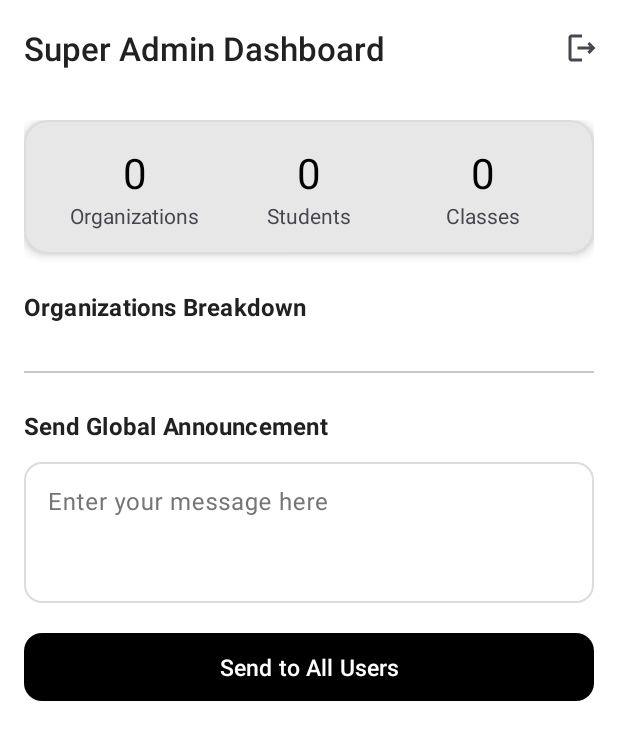
After one commit to sideProjects13/Madarsa_Attendance, an Android app built with Jetpack Compose: the SuperAdminDashboardActivity screen opened directly, with no data from a screen before it, on a phone screen of 412 x 824 dp. The commit adds this screen. Shown: the top 740 px of the screen. Run offline under Robolectric (Android 15) with nearby library versions, the phone set to English and light mode, and no system bars; our stand-ins replace Firebase (no records; nobody signed in at launch, a user with empty details on screens opened directly).

```diff
--- a/app/src/main/AndroidManifest.xml
+++ b/app/src/main/AndroidManifest.xml
@@ -28,6 +28,9 @@
         android:supportsRtl="true"
         android:theme="@style/Theme.Madarsa_Attendance.PureMonochrome"
         tools:targetApi="35">
+        <activity
+            android:name=".SuperAdminDashboardActivity"
+            android:exported="false" />
         <activity
             android:name=".TeacherAttendanceReportActivity"
             android:exported="false" />
--- a/app/src/main/java/com/example/madarsa_attendance/ManageTeachersFragment.kt
+++ b/app/src/main/java/com/example/madarsa_attendance/ManageTeachersFragment.kt
@@ -105,6 +105,8 @@ class ManageTeachersFragment : Fragment() {
                     putExtra("TEACHER_ID", selectedTeacher.id)
                     putExtra("TEACHER_NAME", selectedTeacher.name)
                     putExtra("TEACHER_IMAGE_URL", selectedTeacher.profileImageUrl)
+
+                    putExtra(TeacherOptionsActivity.EXTRA_USER_ROLE, TeacherOptionsActivity.ROLE_ADMIN)
                 }
                 startActivity(intent)
             },
--- /dev/null
+++ b/app/src/main/java/com/example/madarsa_attendance/OrganizationStatAdapter.kt
@@ -0,0 +1,40 @@
+package com.example.madarsa_attendance
+
+import android.view.LayoutInflater
+import android.view.View
+import android.view.ViewGroup
+import android.widget.TextView
+import androidx.recyclerview.widget.RecyclerView
+
+class OrganizationStatAdapter(
+    private var stats: List<OrganizationStat>
+) : RecyclerView.Adapter<OrganizationStatAdapter.ViewHolder>() {
+
+    override fun onCreateViewHolder(parent: ViewGroup, viewType: Int): ViewHolder {
+        val view = LayoutInflater.from(parent.context).inflate(R.layout.item_organization_stat, parent, false)
+        return ViewHolder(view)
+    }
+
+    override fun onBindViewHolder(holder: ViewHolder, position: Int) {
+        holder.bind(stats[position])
+    }
+
+    override fun getItemCount() = stats.size
+
+    fun updateData(newStats: List<OrganizationStat>) {
+        this.stats = newStats
+        notifyDataSetChanged()
+    }
+
+    class ViewHolder(itemView: View) : RecyclerView.ViewHolder(itemView) {
+        private val orgName: TextView = itemView.findViewById(R.id.tv_org_name)
+        private val studentCount: TextView = itemView.findViewById(R.id.tv_student_count)
+        private val teacherCount: TextView = itemView.findViewById(R.id.tv_teacher_count)
+
+        fun bind(stat: OrganizationStat) {
+            orgName.text = stat.orgName
+            studentCount.text = "${stat.studentCount} Students"
+            teacherCount.text = "${stat.teacherCount} Classes"
+        }
+    }
+}
--- /dev/null
+++ b/app/src/main/java/com/example/madarsa_attendance/SuperAdminDashboardActivity.kt
@@ -0,0 +1,111 @@
+package com.example.madarsa_attendance
+
+import android.content.Intent
+import android.os.Bundle
+import android.view.Menu
+import android.view.MenuItem
+import android.view.View
+import android.widget.Button
+import android.widget.ProgressBar
+import android.widget.TextView
+import android.widget.Toast
+import androidx.activity.viewModels
+import androidx.appcompat.app.AppCompatActivity
+import androidx.core.view.ViewCompat
+import androidx.core.view.WindowCompat
+import androidx.core.view.WindowInsetsCompat
+import androidx.core.view.updatePadding
+import androidx.recyclerview.widget.LinearLayoutManager
+import androidx.recyclerview.widget.RecyclerView
+import com.google.android.material.appbar.AppBarLayout
+import com.google.android.material.textfield.TextInputEditText
+
+class SuperAdminDashboardActivity : AppCompatActivity() {
+
+    private val viewModel: SuperAdminViewModel by viewModels()
+    private lateinit var adapter: OrganizationStatAdapter
+
+    private lateinit var tvTotalOrgs: TextView
+    private lateinit var tvTotalStudents: TextView
+    private lateinit var tvTotalTeachers: TextView
+    private lateinit var rvOrgStats: RecyclerView
+    private lateinit var etAnnouncement: TextInputEditText
+    private lateinit var btnSend: Button
+    private lateinit var progressBar: ProgressBar
+
+    override fun onCreate(savedInstanceState: Bundle?) {
+        super.onCreate(savedInstanceState)
+        WindowCompat.setDecorFitsSystemWindows(window, false)
+        setContentView(R.layout.activity_super_admin_dashboard)
+
+        initializeViews()
+        setupToolbar()
+        setupRecyclerView()
+        setupObservers()
+
+        btnSend.setOnClickListener {
+            val message = etAnnouncement.text.toString().trim()
+            viewModel.sendAnnouncement(message)
+        }
+    }
+
+    private fun initializeViews() {
+        tvTotalOrgs = findViewById(R.id.tv_total_orgs)
+        tvTotalStudents = findViewById(R.id.tv_total_students)
+        tvTotalTeachers = findViewById(R.id.tv_total_teachers)
+        rvOrgStats = findViewById(R.id.rv_org_stats)
+        etAnnouncement = findViewById(R.id.et_announcement)
+        btnSend = findViewById(R.id.btn_send_announcement)
+        progressBar = findViewById(R.id.progress_bar)
+    }
+
+    private fun setupToolbar() {
+        val toolbar: androidx.appcompat.widget.Toolbar = findViewById(R.id.toolbar)
+        setSupportActionBar(toolbar)
+        val appBarLayout: AppBarLayout = findViewById(R.id.app_bar_layout)
+        ViewCompat.setOnApplyWindowInsetsListener(appBarLayout) { v, insets ->
+            v.updatePadding(top = insets.getInsets(WindowInsetsCompat.Type.systemBars()).top)
+            insets
+        }
+    }
+
+    private fun setupRecyclerView() {
+        adapter = OrganizationStatAdapter(emptyList())
+        rvOrgStats.layoutManager = LinearLayoutManager(this)
+        rvOrgStats.adapter = adapter
+    }
+
+    private fun setupObservers() {
+        viewModel.isLoading.observe(this) {
+            progressBar.visibility = if (it) View.VISIBLE else View.GONE
+        }
+        viewModel.totalOrgs.observe(this) { tvTotalOrgs.text = it.toString() }
+        viewModel.totalStudents.observe(this) { tvTotalStudents.text = it.toString() }
+        viewModel.totalTeachers.observe(this) { tvTotalTeachers.text = it.toString() }
+        viewModel.orgStatsList.observe(this) { adapter.updateData(it) }
+
+        viewModel.operationStatus.observe(this) { event ->
+            event.getContentIfNotHandled()?.let { (isSuccess, message) ->
+                Toast.makeText(this, message, Toast.LENGTH_SHORT).show()
+                if (isSuccess) {
+                    etAnnouncement.text?.clear()
+                }
+            }
+        }
+    }
+
+    override fun onCreateOptionsMenu(menu: Menu?): Boolean {
+        menuInflater.inflate(R.menu.teacher_dashboard_menu, menu)
+        return true
+    }
+
+    override fun onOptionsItemSelected(item: MenuItem): Boolean {
+        if (item.itemId == R.id.action_logout) {
+            FirebaseAuthManager.logout(this)
+            startActivity(Intent(this, LoginActivity::class.java))
+            finish()
+            return true
+        }
+        return super.onOptionsItemSelected(item)
+    }
+}
--- /dev/null
+++ b/app/src/main/java/com/example/madarsa_attendance/SuperAdminViewModel.kt
@@ -0,0 +1,108 @@
+package com.example.madarsa_attendance
+
+import android.app.Application
+import android.util.Log
+import androidx.lifecycle.AndroidViewModel
+import androidx.lifecycle.LiveData
+import androidx.lifecycle.MutableLiveData
+import androidx.lifecycle.viewModelScope
+import com.google.firebase.firestore.AggregateSource // <-- ADD THIS IMPORT
+import com.google.firebase.firestore.FieldValue
+import com.google.firebase.firestore.FirebaseFirestore
+import kotlinx.coroutines.async
+import kotlinx.coroutines.awaitAll
+import kotlinx.coroutines.launch
+import kotlinx.coroutines.tasks.await
+
+class SuperAdminViewModel(application: Application) : AndroidViewModel(application) {
+
+    private val db = FirebaseFirestore.getInstance()
+    private val TAG = "SuperAdminVM"
+
+    // LiveData for UI state
+    private val _isLoading = MutableLiveData<Boolean>()
+    val isLoading: LiveData<Boolean> = _isLoading
+
+    // LiveData for dashboard stats
+    private val _totalOrgs = MutableLiveData<Int>()
+    val totalOrgs: LiveData<Int> = _totalOrgs
+
+    private val _totalStudents = MutableLiveData<Int>()
+    val totalStudents: LiveData<Int> = _totalStudents
+
+    private val _totalTeachers = MutableLiveData<Int>()
+    val totalTeachers: LiveData<Int> = _totalTeachers
+
+    // LiveData for the list of organizations
+    private val _orgStatsList = MutableLiveData<List<OrganizationStat>>()
+    val orgStatsList: LiveData<List<OrganizationStat>> = _orgStatsList
+
+    // LiveData for operation status (e.g., sending an announcement)
+    private val _operationStatus = MutableLiveData<Event<Pair<Boolean, String>>>()
+    val operationStatus: LiveData<Event<Pair<Boolean, String>>> = _operationStatus
+
+    init {
+        fetchAllStats()
+    }
+
+    fun fetchAllStats() {
+        _isLoading.value = true
+        viewModelScope.launch {
+            try {
+                val orgsSnapshot = db.collection("organizations").get().await()
+                val organizations = orgsSnapshot.documents
+
+                _totalOrgs.postValue(organizations.size)
+
+                val statsDeferred = organizations.map { orgDoc ->
+                    async {
+                        val orgName = orgDoc.getString("organizationName") ?: "Unnamed Org"
+
+                        // --- THIS IS THE FIX ---
+                        // You must provide AggregateSource.SERVER to the .get() method for a .count() query.
+                        val studentCountQuery = orgDoc.reference.collection("students").count().get(AggregateSource.SERVER).await()
+                        val teacherCountQuery = orgDoc.reference.collection("teachers").count().get(AggregateSource.SERVER).await()
+                        // --- END OF FIX ---
+
+                        OrganizationStat(
+                            orgName = orgName,
+                            studentCount = studentCountQuery.count.toInt(),
+                            teacherCount = teacherCountQuery.count.toInt()
+                        )
+                    }
+                }
+
+                val orgStats = statsDeferred.awaitAll()
+
+                _totalStudents.postValue(orgStats.sumOf { it.studentCount })
+                _totalTeachers.postValue(orgStats.sumOf { it.teacherCount })
+                _orgStatsList.postValue(orgStats.sortedBy { it.orgName })
+
+            } catch (e: Exception) {
+                Log.e(TAG, "Error fetching all stats", e)
+            } finally {
+                _isLoading.value = false
+            }
+        }
+    }
+
+    fun sendAnnouncement(message: String) {
+        if (message.isBlank()) {
+            _operationStatus.value = Event(Pair(false, "Message cannot be empty."))
+            return
+        }
+
+        val announcement = hashMapOf(
+            "message" to message,
+            "timestamp" to FieldValue.serverTimestamp()
+        )
+
+        db.collection("announcements").add(announcement)
+            .addOnSuccessListener {
+                _operationStatus.value = Event(Pair(true, "Announcement sent successfully!"))
+            }
+            .addOnFailureListener { e ->
+                _operationStatus.value = Event(Pair(false, "Failed to send: ${e.message}"))
+            }
+    }
+}
--- /dev/null
+++ b/app/src/main/res/layout/activity_super_admin_dashboard.xml
@@ -0,0 +1,167 @@
+<?xml version="1.0" encoding="utf-8"?>
+<androidx.coordinatorlayout.widget.CoordinatorLayout xmlns:android="http://schemas.android.com/apk/res/android"
+    xmlns:app="http://schemas.android.com/apk/res-auto"
+    xmlns:tools="http://schemas.android.com/tools"
+    android:layout_width="match_parent"
+    android:layout_height="match_parent"
+    android:fitsSystemWindows="true"
+    tools:context=".SuperAdminDashboardActivity">
+
+    <!-- === THIS IS THE FIX: ADD THE ID HERE === -->
+    <com.google.android.material.appbar.AppBarLayout
+        android:id="@+id/app_bar_layout"
+        android:layout_width="match_parent"
+        android:layout_height="wrap_content"
+        android:fitsSystemWindows="true">
+
+        <com.google.android.material.appbar.MaterialToolbar
+            android:id="@+id/toolbar"
+            android:layout_width="match_parent"
+            android:layout_height="?attr/actionBarSize"
+            app:title="Super Admin Dashboard" />
+
+    </com.google.android.material.appbar.AppBarLayout>
+    <!-- === END OF FIX === -->
+
+    <androidx.core.widget.NestedScrollView
+        android:layout_width="match_parent"
+        android:layout_height="match_parent"
+        app:layout_behavior="@string/appbar_scrolling_view_behavior">
+
+        <LinearLayout
+            android:layout_width="match_parent"
+            android:layout_height="wrap_content"
+            android:orientation="vertical"
+            android:padding="16dp">
+
+            <com.google.android.material.card.MaterialCardView
+                android:layout_width="match_parent"
+                android:layout_height="wrap_content"
+                app:cardElevation="4dp">
+
+                <LinearLayout
+                    android:layout_width="match_parent"
+                    android:layout_height="wrap_content"
+                    android:orientation="horizontal"
+                    android:padding="16dp">
+
+                    <LinearLayout
+                        android:layout_width="0dp"
+                        android:layout_height="wrap_content"
+                        android:layout_weight="1"
+                        android:gravity="center"
+                        android:orientation="vertical">
+                        <TextView
+                            android:id="@+id/tv_total_orgs"
+                            android:layout_width="wrap_content"
+                            android:layout_height="wrap_content"
+                            android:textAppearance="?attr/textAppearanceHeadlineMedium"
+                            android:textColor="?attr/colorPrimary"
+                            tools:text="--" />
+                        <TextView
+                            android:layout_width="wrap_content"
+                            android:layout_height="wrap_content"
+                            android:text="Organizations" />
+                    </LinearLayout>
+
+                    <LinearLayout
+                        android:layout_width="0dp"
+                        android:layout_height="wrap_content"
+                        android:layout_weight="1"
+                        android:gravity="center"
+                        android:orientation="vertical">
+                        <TextView
+                            android:id="@+id/tv_total_students"
+                            android:layout_width="wrap_content"
+                            android:layout_height="wrap_content"
+                            android:textAppearance="?attr/textAppearanceHeadlineMedium"
+                            android:textColor="?attr/colorPrimary"
+                            tools:text="--" />
+                        <TextView
+                            android:layout_width="wrap_content"
+                            android:layout_height="wrap_content"
+                            android:text="Students" />
+                    </LinearLayout>
+
+                    <LinearLayout
+                        android:layout_width="0dp"
+                        android:layout_height="wrap_content"
+                        android:layout_weight="1"
+                        android:gravity="center"
+                        android:orientation="vertical">
+                        <TextView
+                            android:id="@+id/tv_total_teachers"
+                            android:layout_width="wrap_content"
+                            android:layout_height="wrap_content"
+                            android:textAppearance="?attr/textAppearanceHeadlineMedium"
+                            android:textColor="?attr/colorPrimary"
+                            tools:text="--" />
+                        <TextView
+                            android:layout_width="wrap_content"
+                            android:layout_height="wrap_content"
+                            android:text="Classes" />
+                    </LinearLayout>
+                </LinearLayout>
+            </com.google.android.material.card.MaterialCardView>
+
+            <TextView
+                android:layout_width="wrap_content"
+                android:layout_height="wrap_content"
+                android:layout_marginTop="24dp"
+                android:text="Organizations Breakdown"
+                android:textAppearance="?attr/textAppearanceTitleMedium" />
+
+            <androidx.recyclerview.widget.RecyclerView
+                android:id="@+id/rv_org_stats"
+                android:layout_width="match_parent"
+                android:layout_height="wrap_content"
+                android:layout_marginTop="8dp"
+                android:nestedScrollingEnabled="false"
+                tools:itemCount="3"
+                tools:listitem="@layout/item_organization_stat" />
+
+            <com.google.android.material.divider.MaterialDivider
+                android:layout_width="match_parent"
+                android:layout_height="wrap_content"
+                android:layout_marginVertical="24dp"/>
+
+            <TextView
+                android:layout_width="wrap_content"
+                android:layout_height="wrap_content"
+                android:text="Send Global Announcement"
+                android:textAppearance="?attr/textAppearanceTitleMedium" />
+
+            <com.google.android.material.textfield.TextInputLayout
+                android:id="@+id/til_announcement"
+                style="@style/Widget.Material3.TextInputLayout.OutlinedBox"
+                android:layout_width="match_parent"
+                android:layout_height="wrap_content"
+                android:layout_marginTop="8dp"
+                android:hint="Enter your message here">
+                <com.google.android.material.textfield.TextInputEditText
+                    android:id="@+id/et_announcement"
+                    android:layout_width="match_parent"
+                    android:layout_height="wrap_content"
+                    android:gravity="top"
+                    android:inputType="textMultiLine|textCapSentences"
+                    android:minLines="3" />
+            </com.google.android.material.textfield.TextInputLayout>
+
+            <Button
+                android:id="@+id/btn_send_announcement"
+                android:layout_width="match_parent"
+                android:layout_height="wrap_content"
+                android:layout_marginTop="16dp"
+                android:text="Send to All Users" />
+
+        </LinearLayout>
+    </androidx.core.widget.NestedScrollView>
+
+    <ProgressBar
+        android:id="@+id/progress_bar"
+        android:layout_width="wrap_content"
+        android:layout_height="wrap_content"
+        android:layout_gravity="center"
+        android:visibility="gone"/>
+
+</androidx.coordinatorlayout.widget.CoordinatorLayout>
```
Also changed, not shown: app/src/main/java/com/example/madarsa_attendance/DataModels.kt (+13 -0 lines), app/src/main/java/com/example/madarsa_attendance/LoginActivity.kt (+38 -18 lines), app/src/main/java/com/example/madarsa_attendance/MainActivity.kt (+29 -4 lines), app/src/main/java/com/example/madarsa_attendance/TeacherDashboardActivity.kt (+33 -0 lines), app/src/main/java/com/example/madarsa_attendance/TeacherOptionsActivity.kt (+61 -46 lines), app/src/main/res/layout/item_organization_stat.xml (added, +49 -0 lines).
